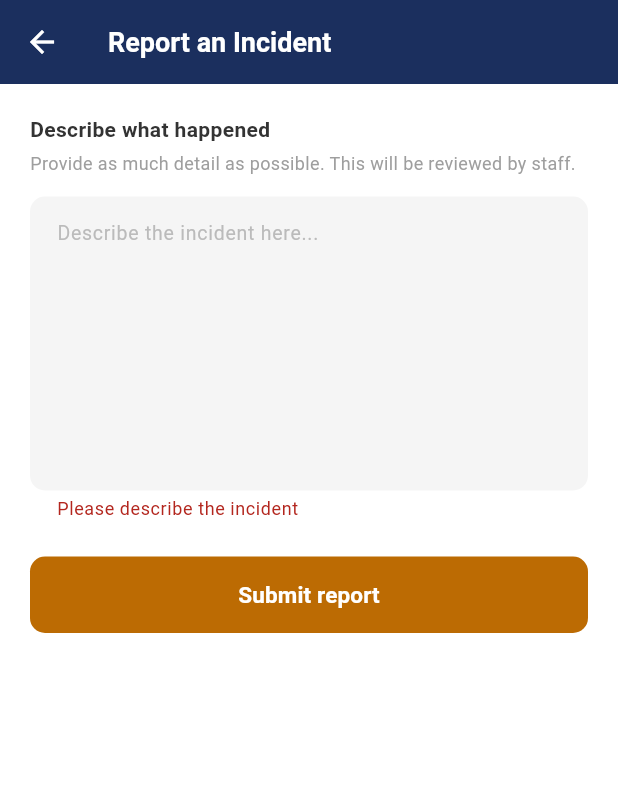
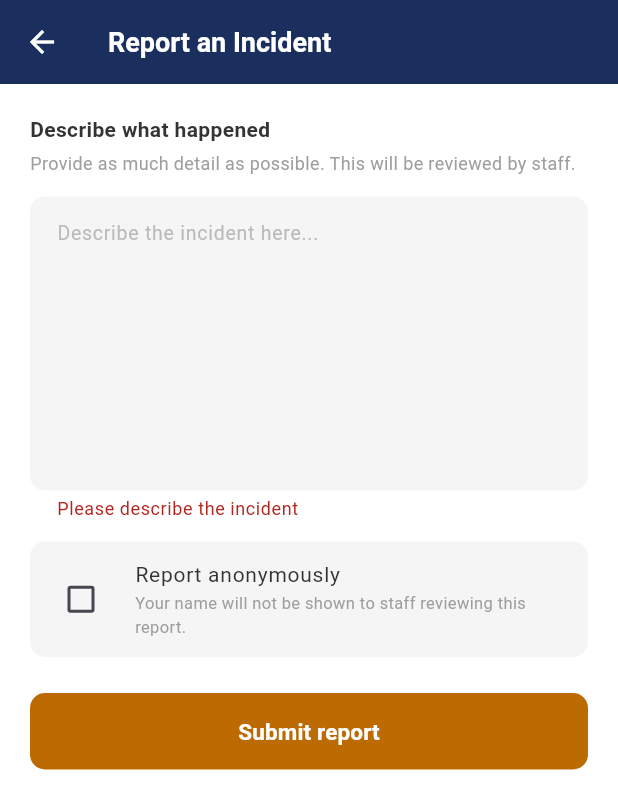
Before and after one commit to Reservedescape/Student-displineary-management-system-, a Flutter app: the ReportIncidentScreen screen opened directly, after a tap on "Submit report", on a phone screen of 412 x 824 dp. Shown: the top 809 px of the screen. Run offline on Flutter 3.47's test engine with Material 3 defaults, Android fonts, the phone set to English and light mode, and no system bars; our stand-ins replace supabase_flutter; accounts and stored records are empty.

Commit message:
Add anonymous reporting, timestamps, and module icons

```diff
--- a/sdms_app/lib/screens/admin_dashboard_screen.dart
+++ b/sdms_app/lib/screens/admin_dashboard_screen.dart
@@ -215,7 +215,7 @@ class _AdminDashboardScreenState extends State<AdminDashboardScreen> {
       children: [
         Row(
           children: [
-            const Icon(Icons.report_outlined, color: AppColors.primary, size: 18),
+            const Icon(Icons.report_problem_outlined, color: AppColors.primary, size: 18),
             const SizedBox(width: 8),
             Text(
               'Incident #${incident['id']}',
@@ -251,7 +251,7 @@ class _AdminDashboardScreenState extends State<AdminDashboardScreen> {
       children: [
         Row(
           children: [
-            const Icon(Icons.description_outlined, color: AppColors.navy, size: 20),
+            const Icon(Icons.gavel, color: AppColors.navy, size: 20),
             const SizedBox(width: 10),
             Column(
               crossAxisAlignment: CrossAxisAlignment.start,
--- a/sdms_app/lib/screens/report_incident_screen.dart
+++ b/sdms_app/lib/screens/report_incident_screen.dart
@@ -1,7 +1,6 @@
 import 'package:flutter/material.dart';
 import 'package:supabase_flutter/supabase_flutter.dart';
 import '../core/app_colors.dart';
-import '../core/app_text_styles.dart';
 
 class ReportIncidentScreen extends StatefulWidget {
   const ReportIncidentScreen({super.key});
@@ -14,6 +13,7 @@ class _ReportIncidentScreenState extends State<ReportIncidentScreen> {
   final _formKey = GlobalKey<FormState>();
   final _descriptionController = TextEditingController();
   bool _isLoading = false;
+  bool _isAnonymous = false;
 
   @override
   void dispose() {
@@ -27,11 +27,13 @@ class _ReportIncidentScreenState extends State<ReportIncidentScreen> {
 
     try {
       final user = Supabase.instance.client.auth.currentUser;
+      final reportedBy = _isAnonymous ? 'Anonymous' : (user?.email ?? 'unknown');
 
       await Supabase.instance.client.from('incidents').insert({
-        'reported_by': user?.email ?? 'unknown',
-        'description': _descriptionController.text.trim(),
-      });
+  'reported_by': reportedBy,
+  'description': _descriptionController.text.trim(),
+  'is_anonymous': _isAnonymous,
+});
 
       if (mounted) {
         ScaffoldMessenger.of(context).showSnackBar(
@@ -104,6 +106,29 @@ class _ReportIncidentScreenState extends State<ReportIncidentScreen> {
                   return null;
                 },
               ),
+              const SizedBox(height: 14),
+              Container(
+                padding: const EdgeInsets.symmetric(horizontal: 14, vertical: 4),
+                decoration: BoxDecoration(
+                  color: const Color(0xFFF5F5F5),
+                  borderRadius: BorderRadius.circular(10),
+                ),
+                child: CheckboxListTile(
+                  value: _isAnonymous,
+                  onChanged: (v) => setState(() => _isAnonymous = v ?? false),
+                  contentPadding: EdgeInsets.zero,
+                  controlAffinity: ListTileControlAffinity.leading,
+                  activeColor: AppColors.navy,
+                  title: const Text(
+                    'Report anonymously',
+                    style: TextStyle(fontSize: 14, color: AppColors.inputText),
+                  ),
+                  subtitle: const Text(
+                    'Your name will not be shown to staff reviewing this report.',
+                    style: TextStyle(fontSize: 11, color: Colors.grey),
+                  ),
+                ),
+              ),
               const SizedBox(height: 24),
               SizedBox(
                 width: double.infinity,
--- a/sdms_app/lib/screens/staff_dashboard_screen.dart
+++ b/sdms_app/lib/screens/staff_dashboard_screen.dart
@@ -19,7 +19,7 @@ class _StaffDashboardScreenState extends State<StaffDashboardScreen> {
   bool _loading = true;
   List<Map<String, dynamic>> _cases = [];
   List<Map<String, dynamic>> _incidents = [];
-  Set<int> _processingIds = {};
+  final Set<int> _processingIds = {};
 
   @override
   void initState() {
@@ -260,7 +260,7 @@ class _StaffDashboardScreenState extends State<StaffDashboardScreen> {
         children: [
           Row(
             children: [
-              const Icon(Icons.report_outlined, color: AppColors.primary, size: 18),
+              const Icon(Icons.report_problem_outlined, color: AppColors.primary, size: 18),
               const SizedBox(width: 8),
               Text(
                 'Incident #$incidentId',
@@ -317,7 +317,7 @@ class _StaffDashboardScreenState extends State<StaffDashboardScreen> {
       children: [
         Row(
           children: [
-            const Icon(Icons.description_outlined, color: AppColors.navy, size: 20),
+            const Icon(Icons.gavel, color: AppColors.navy, size: 20),
             const SizedBox(width: 10),
             Column(
               crossAxisAlignment: CrossAxisAlignment.start,
```
Also changed, not shown: sdms_app/lib/core/formatters.dart (added, +17 -0 lines), sdms_app/lib/screens/dashboard_screen.dart (+11 -6 lines).
